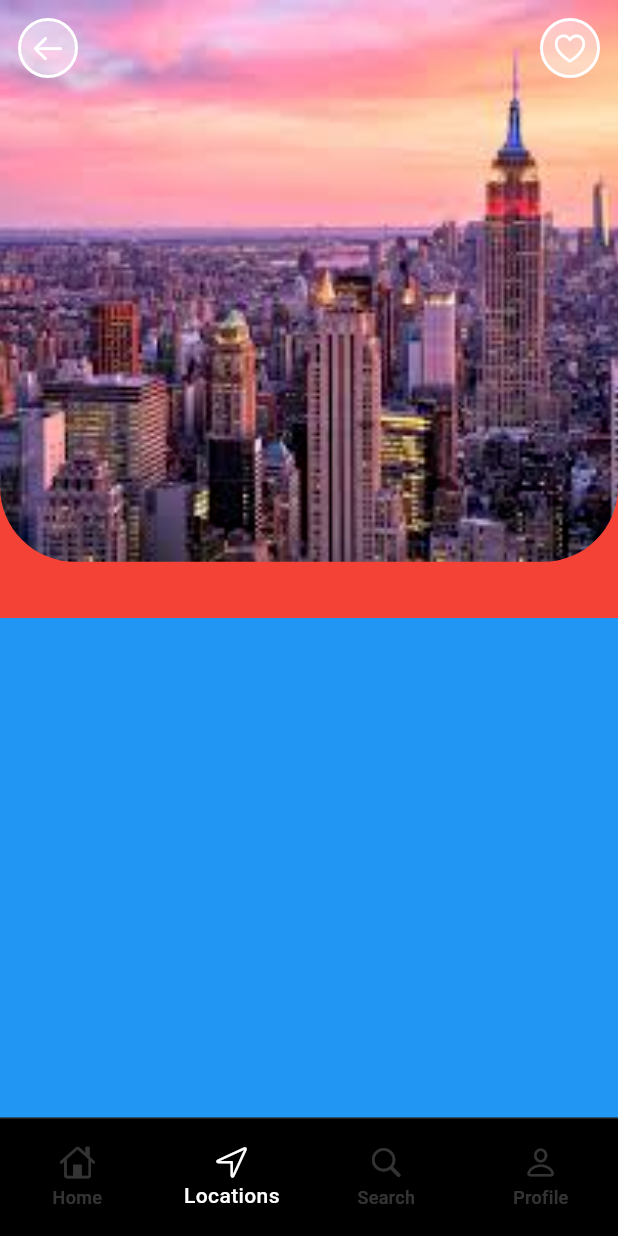
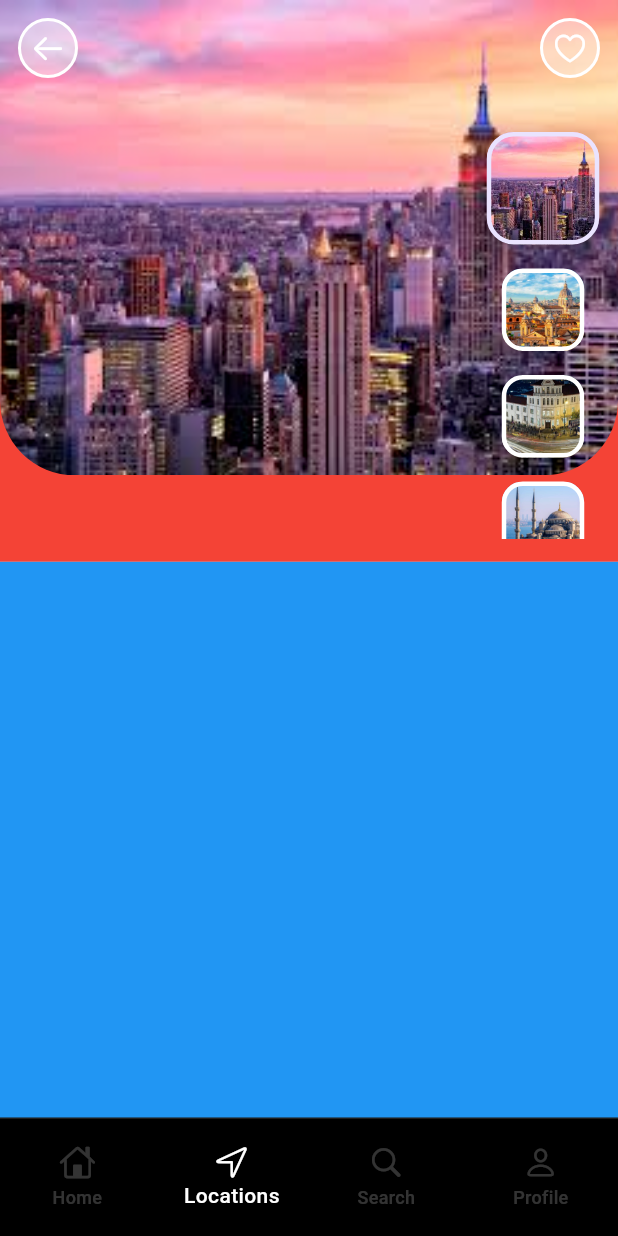
Before and after one commit to ardavan8102/safarbuddy, a Flutter app: the screen it shows after launch, item 2 of the bottom bar chosen, on a phone screen of 412 x 824 dp. Run offline on Flutter 3.47's test engine with Material 3 defaults, Android fonts, the phone set to English and light mode, and no system bars; Roboto replaces fonts that are missing (Poppins).

Commit message:
Image cards list view builded

```diff
--- a/lib/page_handler.dart
+++ b/lib/page_handler.dart
@@ -29,13 +29,13 @@ class _PageHandlerState extends State<PageHandler> {
 
   @override
   Widget build(BuildContext context) {
-    return SafeArea(
-      child: Scaffold(
-        body: _pages[_selectedIndex],
-        bottomNavigationBar: CustomBottomNavBar(
-          onTap: _onItemTapped,
-          currentIndex: _selectedIndex,
-        ),
+    return Scaffold(
+      body: SafeArea(
+        child: _pages[_selectedIndex],
+      ),
+      bottomNavigationBar: CustomBottomNavBar(
+        onTap: _onItemTapped,
+        currentIndex: _selectedIndex,
       ),
     );
   }
--- a/lib/ui/travel_page.dart
+++ b/lib/ui/travel_page.dart
@@ -13,6 +13,7 @@ class _TravelPageState extends State<TravelPage> {
 
   // ignore: prefer_final_fields
   int _selectedIndex = 0;
+  double imageSize = 55;
 
 
   @override
@@ -27,26 +28,12 @@ class _TravelPageState extends State<TravelPage> {
           Container(
             color: Colors.red,
             width: double.infinity,
-            height: size.height / 2,
+            height: size.height / 2.2,
             child: Stack(
               children: [
 
-                Container(
-                  width: double.infinity,
-                  height: size.height / 2.2,
-                  decoration: BoxDecoration(
-                    image: DecorationImage(
-                      image: AssetImage(
-                        travelList[_selectedIndex].image!,
-                      ),
-                      fit: BoxFit.cover,
-                    ),
-                    borderRadius: BorderRadius.only(
-                      bottomLeft: Radius.circular(50),
-                      bottomRight: Radius.circular(50)
-                    ),
-                  ),
-                ),
+                // Location Big Image
+                mainBigImageContainer(size),
 
                 // Appbar Icons
                 Positioned(
@@ -58,6 +45,24 @@ class _TravelPageState extends State<TravelPage> {
                     child: appBarIcons(),
                   ),
                 ),
+
+                // Image List View
+                Positioned(
+                  top: 80,
+                  right: 0,
+                  child: SizedBox(
+                    width: 100,
+                    height: (size.height / 2.2) - 95,
+                    child: ListView.builder(
+                      itemCount: travelList.length,
+                      itemBuilder: (context, index) {
+                        return imageItem(index);
+                      },
+                    ),
+                  ),
+                ),
+
+                //
               ],
             ),
           ),
@@ -70,6 +75,89 @@ class _TravelPageState extends State<TravelPage> {
           ),
 
         ],
+      ),
+    );
+  }
+
+  // Image Item
+  Widget imageItem(int index) {
+    return Column(
+      children: [
+        Padding(
+          padding: const EdgeInsets.all(8.0),
+          child: InkWell(
+            // Change Index on-click
+            onTap: () {
+              setState(() {
+                _selectedIndex = index;
+              });
+            },
+            // Animated Card Box for image
+            child: animatedListCardBox(index),
+          ),
+        ),
+      ],
+    );
+  }
+
+  // Image Item Animated Box
+  AnimatedContainer animatedListCardBox(int index) {
+    return AnimatedContainer(
+      width: _selectedIndex == index ? imageSize + 20 : imageSize,
+      height: _selectedIndex == index ? imageSize + 20 : imageSize,
+      decoration: BoxDecoration(
+        border: Border.all(
+          width: 3,
+          color: _selectedIndex == index
+            ? const Color.fromARGB(255, 234, 227, 255)
+            : Colors.white
+        ),
+        borderRadius: _selectedIndex == index
+          ? BorderRadius.circular(18)
+          : BorderRadius.circular(14),
+        image: DecorationImage(
+          image: AssetImage(travelList[index].image!),
+          fit: BoxFit.cover
+        ),
+        boxShadow: [
+          BoxShadow(
+            offset: Offset(
+              0, // X
+              5 // Y
+            ),
+            color: _selectedIndex == index
+              ? Colors.black.withValues(alpha: 0.2)
+              : Colors.transparent,
+            spreadRadius: 2,
+            blurRadius: 10,
+          ),
+        ],
+      ),
+      duration: Duration(milliseconds: 250),
+    );
+  }
+
+  // Main Big Image
+  Positioned mainBigImageContainer(Size size) {
+    return Positioned(
+      top: 0,
+      right: 0,
+      left: 0,
+      child: Container(
+        width: double.infinity,
+        height: size.height / 2.6,
+        decoration: BoxDecoration(
+          image: DecorationImage(
+            image: AssetImage(
+              travelList[_selectedIndex].image!,
+            ),
+            fit: BoxFit.cover,
+          ),
+          borderRadius: BorderRadius.only(
+            bottomLeft: Radius.circular(50),
+            bottomRight: Radius.circular(50)
+          ),
+        ),
       ),
     );
   }
```
